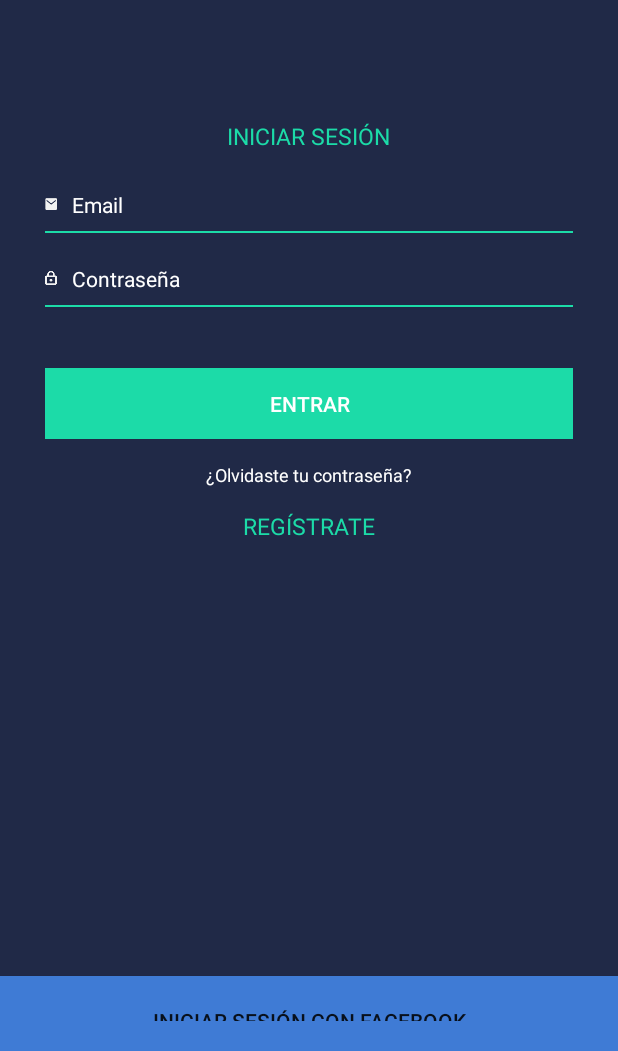
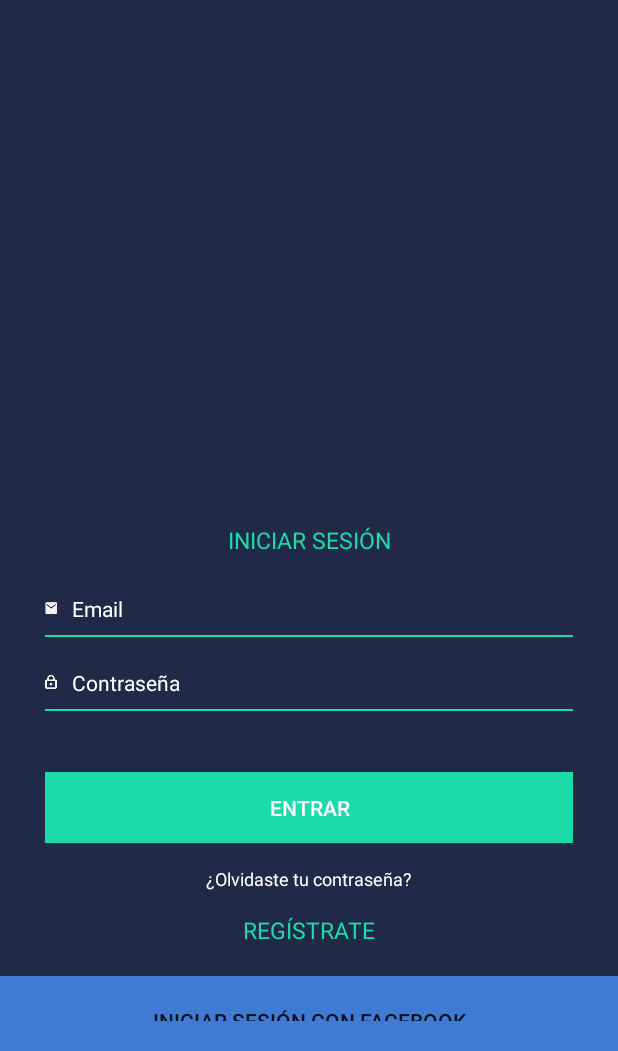
Before and after one commit to javigbox/laporra, an Android app: the layout activity_login.xml on its own in the app's theme, with its tools: preview values and no code run, on a phone screen of 412 x 824 dp, the part 185-1236 px from its top. Run offline under Robolectric (Android 15) with nearby library versions, the phone set to English and light mode, and no system bars; plain views replace LoginButton.

Commit message:
Cambio diseño login

```diff
--- a/app/src/main/res/layout/activity_login.xml
+++ b/app/src/main/res/layout/activity_login.xml
@@ -28,13 +28,14 @@
             android:layout_height="wrap_content"
             android:layout_marginTop="80dp"
             android:orientation="vertical"
-            android:gravity="center">
+            android:gravity="center_horizontal|bottom">
 
             <TextView
                 android:id="@+id/text_login"
-                fontPath="fonts/FuturaCondensedItalic Regular.ttf"
-                android:layout_width="wrap_content"
+                fontPath="fonts/FuturaCndBoldIt.ttf"
+                android:layout_width="match_parent"
                 android:layout_height="wrap_content"
+                android:gravity="center"
                 android:text="@string/login"
                 android:textColor="@color/colorAccent"
                 android:textSize="15sp"
@@ -107,28 +108,8 @@
                 android:text="@string/register"
                 android:textColor="@color/colorAccent"
                 android:textSize="15sp"
-                tools:ignore="MissingPrefix" />
-
-            <LinearLayout
-                android:layout_width="match_parent"
-                android:layout_height="match_parent"
-                android:gravity="bottom">
-
-
-                <!--<Button-->
-                    <!--android:id="@+id/button_facebook"-->
-                    <!--fontPath="fonts/Mosk Semi-Bold 600.ttf"-->
-                    <!--android:layout_width="match_parent"-->
-                    <!--android:layout_height="50dp"-->
-                    <!--android:gravity="center"-->
-                    <!--android:background="@color/facebook_blue"-->
-                    <!--android:paddingLeft="15dp"-->
-                    <!--android:drawableLeft="@drawable/facebook"-->
-                    <!--android:text="@string/login_facebook"-->
-                    <!--android:textSize="12sp"-->
-                    <!--android:textColor="@color/white"-->
-                    <!--tools:ignore="MissingPrefix"-->
-                    <!--android:visibility="gone"/>-->
+                tools:ignore="MissingPrefix"
+                android:layout_marginBottom="20dp"/>
 
             <com.facebook.login.widget.LoginButton
                 android:id="@+id/button_facebook"
@@ -146,8 +127,6 @@
 
         </LinearLayout>
 
-        </LinearLayout>
-
     </ScrollView>
 
 </LinearLayout>
```
Also changed, not shown: app/src/main/java/com/gboxapps/laporra/activities/LoginActivity.java (+24 -19 lines). Lines whose indentation alone changed are shown as unchanged.
